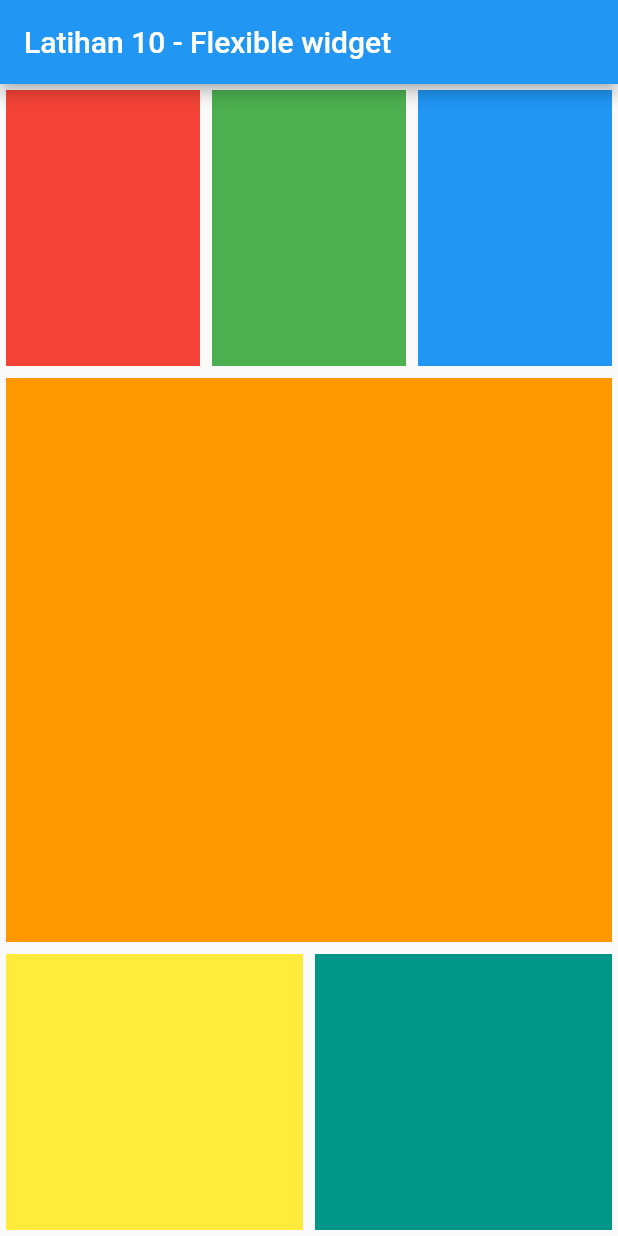
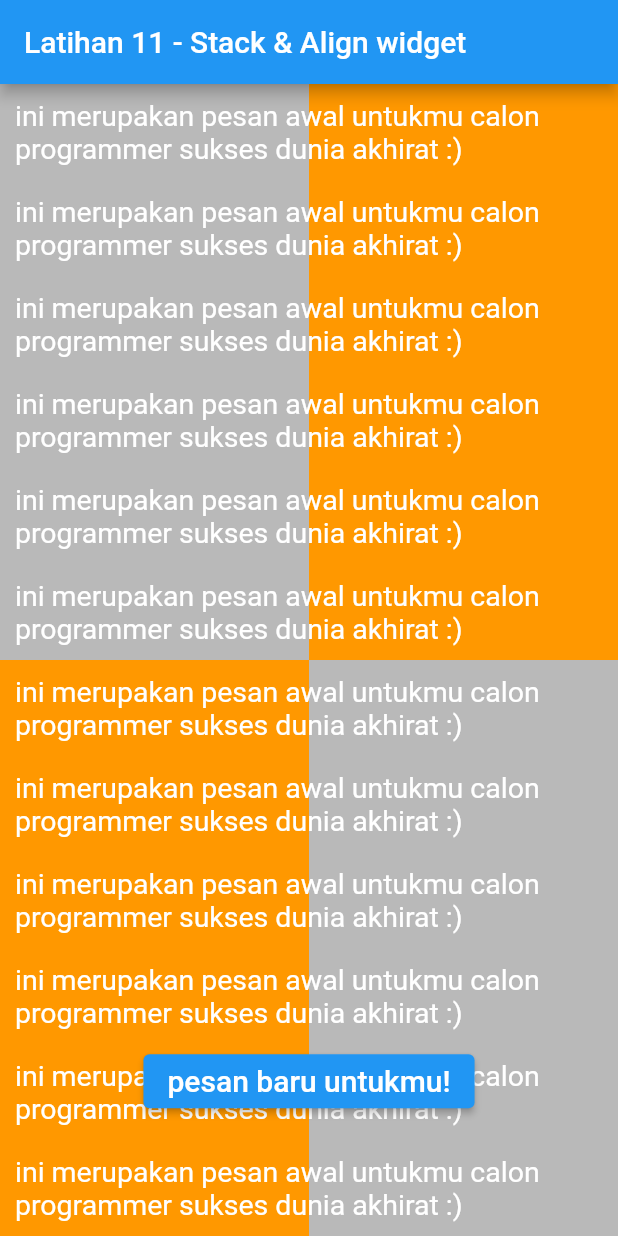
Before and after one commit to dodichakill/latihan_flutter_ku, a Flutter app: the screen it shows after launch, on a phone screen of 412 x 824 dp. Run offline on Flutter 3.47's test engine with Material 2 defaults, Android fonts, the phone set to English and light mode, and no system bars.

Commit message:
Latihan 11 - Stack & Align widget

```diff
--- a/lib/main.dart
+++ b/lib/main.dart
@@ -1,47 +1,46 @@
-// Latihan 10 - Flexible widget
+// Latihan 11 - Stack & Align widget
 
 import 'package:flutter/material.dart';
-import 'dart:math';
 
 void main() => runApp(MyApp());
 
-class MyApp extends StatelessWidget {
+class MyApp extends StatefulWidget {
+  @override
+  _MyAppState createState() => _MyAppState();
+}
+
+class _MyAppState extends State<MyApp> {
+  String pesan =
+      'ini merupakan pesan awal untukmu calon programmer sukses dunia akhirat :)';
+
   @override
   Widget build(BuildContext context) {
     return MaterialApp(
       home: Scaffold(
           appBar: AppBar(
             title: Text(
-              'Latihan 10 - Flexible widget',
+              'Latihan 11 - Stack & Align widget',
             ),
           ),
-          body: Column(
+          body: Stack(
+            children: [
+              Column(
                 children: [
                   Flexible(
                       flex: 1,
                       child: Row(
                         children: [
                           Flexible(
+                              flex: 1,
                               child: Container(
-                      margin: EdgeInsets.all(4),
-                      color: Colors.red,
+                                color: Colors.black26,
                               )),
                           Flexible(
-                        child: Container(
-                            margin: EdgeInsets.all(4), color: Colors.green)),
-                    Flexible(
-                        child: Container(
-                      margin: EdgeInsets.all(4),
-                      color: Colors.blue,
-                    )),
-                  ],
-                ),
-              ),
-              Flexible(
-                  flex: 2,
+                              flex: 1,
                               child: Container(
                                 color: Colors.orange,
-                    margin: EdgeInsets.all(4),
+                              ))
+                        ],
                       )),
                   Flexible(
                       flex: 1,
@@ -50,25 +49,155 @@ class MyApp extends StatelessWidget {
                           Flexible(
                               flex: 1,
                               child: Container(
-                            margin: EdgeInsets.all(4),
-                            color: Colors.yellow,
+                                color: Colors.orange,
                               )),
                           Flexible(
                               flex: 1,
                               child: Container(
-                            margin: EdgeInsets.all(4),
-                            color: Colors.teal,
+                                color: Colors.black26,
                               ))
                         ],
                       )),
+                ],
+              ),
+              ListView(
+                children: [
+                  Container(
+                    margin: EdgeInsets.all(10),
+                    child: Text(
+                      pesan,
+                      style: TextStyle(fontSize: 19, color: Colors.white),
+                    ),
+                  ),
+                  Container(
+                    margin: EdgeInsets.all(10),
+                    child: Text(
+                      pesan,
+                      style: TextStyle(fontSize: 19, color: Colors.white),
+                    ),
+                  ),
+                  Container(
+                    margin: EdgeInsets.all(10),
+                    child: Text(
+                      pesan,
+                      style: TextStyle(fontSize: 19, color: Colors.white),
+                    ),
+                  ),
+                  Container(
+                    margin: EdgeInsets.all(10),
+                    child: Text(
+                      pesan,
+                      style: TextStyle(fontSize: 19, color: Colors.white),
+                    ),
+                  ),
+                  Container(
+                    margin: EdgeInsets.all(10),
+                    child: Text(
+                      pesan,
+                      style: TextStyle(fontSize: 19, color: Colors.white),
+                    ),
+                  ),
+                  Container(
+                    margin: EdgeInsets.all(10),
+                    child: Text(
+                      pesan,
+                      style: TextStyle(fontSize: 19, color: Colors.white),
+                    ),
+                  ),
+                  Container(
+                    margin: EdgeInsets.all(10),
+                    child: Text(
+                      pesan,
+                      style: TextStyle(fontSize: 19, color: Colors.white),
+                    ),
+                  ),
+                  Container(
+                    margin: EdgeInsets.all(10),
+                    child: Text(
+                      pesan,
+                      style: TextStyle(fontSize: 19, color: Colors.white),
+                    ),
+                  ),
+                  Container(
+                    margin: EdgeInsets.all(10),
+                    child: Text(
+                      pesan,
+                      style: TextStyle(fontSize: 19, color: Colors.white),
+                    ),
+                  ),
+                  Container(
+                    margin: EdgeInsets.all(10),
+                    child: Text(
+                      pesan,
+                      style: TextStyle(fontSize: 19, color: Colors.white),
+                    ),
+                  ),
+                  Container(
+                    margin: EdgeInsets.all(10),
+                    child: Text(
+                      pesan,
+                      style: TextStyle(fontSize: 19, color: Colors.white),
+                    ),
+                  ),
+                  Container(
+                    margin: EdgeInsets.all(10),
+                    child: Text(
+                      pesan,
+                      style: TextStyle(fontSize: 19, color: Colors.white),
+                    ),
+                  ),
+                  Container(
+                    margin: EdgeInsets.all(10),
+                    child: Text(
+                      pesan,
+                      style: TextStyle(fontSize: 19, color: Colors.white),
+                    ),
+                  )
+                ],
+              ),
+              Align(
+                // alignment: Alignment.bottomCenter,
+                alignment: Alignment(0, 0.78),
+                child: Container(
+                  child: ElevatedButton(
+                      onLongPress: () {
+                        setState(() {
+                          pesan =
+                              'tetap semangat dalam mengejar mimpimu wahai calon programmer sukses dunia akhirat :)';
+                        });
+                      },
+                      onPressed: () {
+                        setState(() {
+                          pesan =
+                              'jangan bandingkan dirimu dengan orang lain tapi bandingkanlah dirimu dengan dirimu yang dahulu :)';
+                        });
+                      },
+                      child: Text(
+                        'pesan baru untukmu!',
+                        style: TextStyle(
+                          fontSize: 20,
+                        ),
+                      )),
+                ),
+              )
             ],
           )),
     );
   }
 }
 
+
 // penjelasan singkat
 // ----------------
-// widget flexible merupakan widget yang berguna untuk membuat sebuah tampilan responsive(dapat menyesuaikan tempatnya).
-// mempunyai property flex yang berguna untuk mengatur ukuran diameter widget yang akan dibuat secara flexible.
-// diatas merupakan contoh penggunaanya.
+// berbeda dengan widget row yang menghasilkan widget lainya akan sejajar secara horizontal dan widget column secara vertikal, Widget Stack akan sejajar secara bertumpuk ke sumbu Z (dari bawah sampe atas)
+// widget Align berfungsi untuk mengatur sebuah tataletak suatu widget yang ada dialamnya. dan mempunyai property alignment yang dapat berisi :
+// - Alignment(x, y), x terdiri nilai dari -1 sampai 1 yang berarti kalo -1 itu artinya letaknya ada di sebelah kiri, 0 untuk tengah, dan 1 untuk kanan. y pun demikian kalo -1 itu atas, 0 itu tengah dan 1 itu bawah
+// - Alignment.bottomCenter, letaknya tengah bawah
+// - Alignment.bottomRight, letaknya kanan bawah
+// - Alignment.bottomLeft, letaknya kiri bawah
+// - Alignment.center, letaknya tengah tengah
+// - Alignment.centerRight, letaknya kanan tengah
+// - Alignment.centerLeft, letaknya kiri tengah
+// - Alignment.topCenter, letaknya atas tengah
+// - Alignment.topLeft, letaknya atas kiri
+// - Alignment.topRight, letaknya atas kanan
```
Lines whose indentation alone changed are shown as unchanged.
